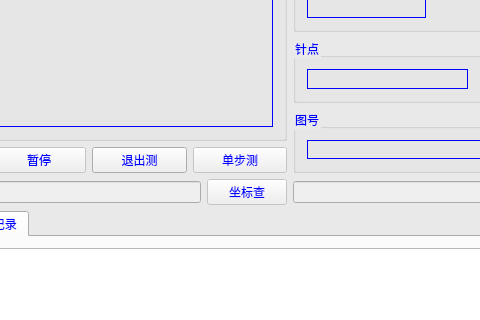
Above: QIoTest/qiotest.ui from wymdrose/QIOTEST before the change; both pictures show x 148 to 628 and y 155 to 475 of the 1236 by 784 pixel window. Below: the same form after it.
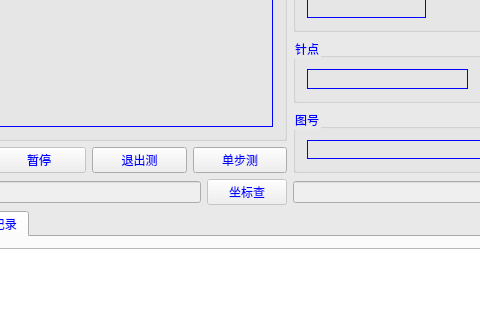
That is the form after the change. The open tabs and pages were chosen to show the change. Icons and pictures are not drawn.

Diff of the .ui file:
```diff
--- a/QIoTest/qiotest.ui
+++ b/QIoTest/qiotest.ui
@@ -116,7 +116,7 @@
                           <item>
                            <widget class="QPushButton" name="pushButtonStepTest">
                             <property name="enabled">
-                             <bool>false</bool>
+                             <bool>true</bool>
                             </property>
                             <property name="text">
                              <string>单步测</string>
```
Left out of the diff: 2 changed lines with no effect on the pictures.
